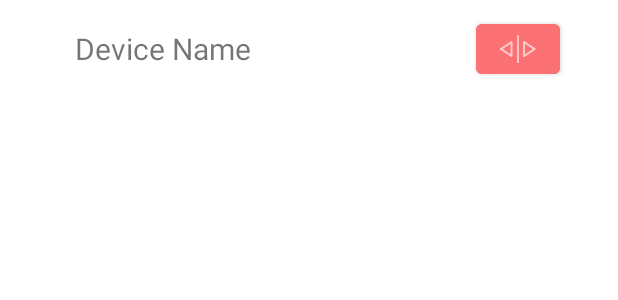
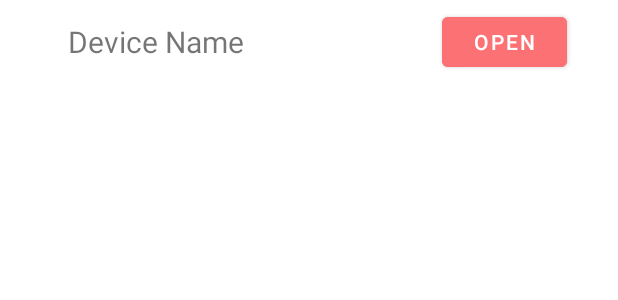
Before and after one commit to ETS-Android5/Automatic-Curtain-Android-App, an Android app: the layout subitem_layout.xml on its own in the app's theme, with its tools: preview values and no code run, on a phone screen of 412 x 824 dp. Shown: the top 300 px of the screen. Run offline under Robolectric (Android 15) with nearby library versions, the phone set to English and light mode, and no system bars.

Commit message:
fully implemented open and close buttons

```diff
--- a/COEN390_EZCurtains/app/build.gradle
+++ b/COEN390_EZCurtains/app/build.gradle
@@ -39,3 +39,4 @@ dependencies {
     androidTestImplementation 'androidx.test.ext:junit:1.1.3'
     androidTestImplementation 'androidx.test.espresso:espresso-core:3.4.0'
 }
+apply plugin: 'com.google.gms.google-services'
--- a/COEN390_EZCurtains/app/src/main/AndroidManifest.xml
+++ b/COEN390_EZCurtains/app/src/main/AndroidManifest.xml
@@ -1,6 +1,7 @@
 <?xml version="1.0" encoding="utf-8"?>
 <manifest xmlns:android="http://schemas.android.com/apk/res/android"
     package="team_10.example.coen390_ezcurtains">
+    <uses-permission android:name="com.android.alarm.permission.SET_ALARM"/>
 
     <application
         android:allowBackup="true"
--- a/COEN390_EZCurtains/app/src/main/java/team_10/example/coen390_ezcurtains/DBConfig.java
+++ b/COEN390_EZCurtains/app/src/main/java/team_10/example/coen390_ezcurtains/DBConfig.java
@@ -6,6 +6,8 @@ public class DBConfig {
     public static final String TABLE_DEVICES = "Devices";
     public static final String TABLE_ROOMS = "Rooms";
     public static final String TABLE_SCHEDULES = "Schedules";
+    public static final String TABLE_SELECTED_PARENTS = "SelectedParents";
+    public static final String TABLE_SELECTED_CHILDREN = "SelectedChildren";
     public static final String COLUMN_ID = "ID";
     public static final String COLUMN_USERS_USERNAME = "Username";
     public static final String COLUMN_USERS_PASSWORD = "Password";
@@ -22,4 +24,6 @@ public class DBConfig {
     public static final String COLUMN_SCHEDULES_SATURDAY = "Saturday";
     public static final String COLUMN_SCHEDULES_SUNDAY = "Sunday";
     public static final String COLUMN_DEVICE_ID = "DeviceID";
+    public static final String COLUMN_PARENT_ID = "ParentID";
+    public static final String COLUMN_CHILD_ID = "ChildID";
 }
--- a/COEN390_EZCurtains/app/src/main/java/team_10/example/coen390_ezcurtains/HomeActivity.java
+++ b/COEN390_EZCurtains/app/src/main/java/team_10/example/coen390_ezcurtains/HomeActivity.java
@@ -2,6 +2,7 @@ package team_10.example.coen390_ezcurtains;
 
 import android.content.Intent;
 import android.os.Bundle;
+import android.os.Parcelable;
 import android.provider.ContactsContract;
 import android.util.Log;
 import android.view.View;
@@ -112,10 +113,12 @@ public class HomeActivity extends AppCompatActivity {
     // Load expandable list view
     public void loadList() {
         DatabaseHelper dbHelper = new DatabaseHelper((getBaseContext()));
+        Parcelable state = expandableListView.onSaveInstanceState();
         list_room_names = dbHelper.getRooms();
         list_devices = dbHelper.getDevices();
         adapter = new ExpandableListAdapter(HomeActivity.this, list_room_names, list_devices);
         expandableListView.setAdapter(adapter);
+        expandableListView.onRestoreInstanceState(state);
     }
 
     public void openSchedule(Device device, List<Schedule> list) {
--- a/COEN390_EZCurtains/app/src/main/java/team_10/example/coen390_ezcurtains/SetScheduleFragment.java
+++ b/COEN390_EZCurtains/app/src/main/java/team_10/example/coen390_ezcurtains/SetScheduleFragment.java
@@ -109,6 +109,8 @@ public class SetScheduleFragment extends DialogFragment {
                     ((ScheduleActivity)getActivity()).loadList();
                     dismiss();
                     Toast.makeText(getActivity(), "Schedule saved successfully", Toast.LENGTH_SHORT).show();
+                    // Create schedule alarm
+
                 }
                 else {
                     Toast.makeText(getActivity(), "Failed to add schedule", Toast.LENGTH_SHORT).show();
--- a/COEN390_EZCurtains/app/src/main/res/layout/subitem_layout.xml
+++ b/COEN390_EZCurtains/app/src/main/res/layout/subitem_layout.xml
@@ -1,33 +1,27 @@
-<LinearLayout xmlns:android="http://schemas.android.com/apk/res/android"
+<RelativeLayout xmlns:android="http://schemas.android.com/apk/res/android"
     xmlns:app="http://schemas.android.com/apk/res-auto"
     android:layout_width="match_parent"
     android:layout_height="wrap_content"
-    android:orientation="vertical"
-    android:padding="10dp">
-
-    <LinearLayout
-        android:layout_width="match_parent"
-        android:layout_height="wrap_content"
-        android:orientation="horizontal">
+    android:padding="5dp">
 
     <TextView
         android:id="@+id/text_device_name"
         android:layout_width="200dp"
         android:layout_height="wrap_content"
+        android:layout_centerVertical="true"
         android:layout_marginStart="40dp"
         android:text="Device Name"
-            android:layout_gravity="center_vertical"
-            android:textSize="20sp"/>
+        android:textSize="20sp" />
 
     <Button
         android:id="@+id/btn_open_close"
-            android:layout_width="56dp"
+        android:layout_width="83dp"
+        android:layout_toEndOf="@+id/text_device_name"
         android:layout_height="45dp"
+        android:layout_centerVertical="true"
+        android:layout_marginStart="49dp"
         android:backgroundTint="@color/pomegranate"
-            app:icon="@drawable/ic_open_arrows"
-            android:layout_marginStart="67dp"
-            android:focusable="false"/>
+        android:focusable="false"
+        android:text="Open" />
 
-    </LinearLayout>
-
-</LinearLayout>
+</RelativeLayout>
--- a/COEN390_EZCurtains/build.gradle
+++ b/COEN390_EZCurtains/build.gradle
@@ -6,6 +6,7 @@ buildscript {
     }
     dependencies {
         classpath "com.android.tools.build:gradle:7.0.3"
+        classpath 'com.google.gms:google-services:4.3.10'
         // NOTE: Do not place your application dependencies here; they belong
         // in the individual module build.gradle files
     }
```
Also changed, not shown: COEN390_EZCurtains/app/src/main/java/team_10/example/coen390_ezcurtains/Controllers/DatabaseHelper.java (+105 -0 lines), COEN390_EZCurtains/app/src/main/java/team_10/example/coen390_ezcurtains/ExpandableListAdapter.java (+72 -12 lines), COEN390_EZCurtains/app/src/main/java/team_10/example/coen390_ezcurtains/ScheduleActivity.java (+12 -1 lines), 308 other files. Lines whose indentation alone changed are shown as unchanged.
